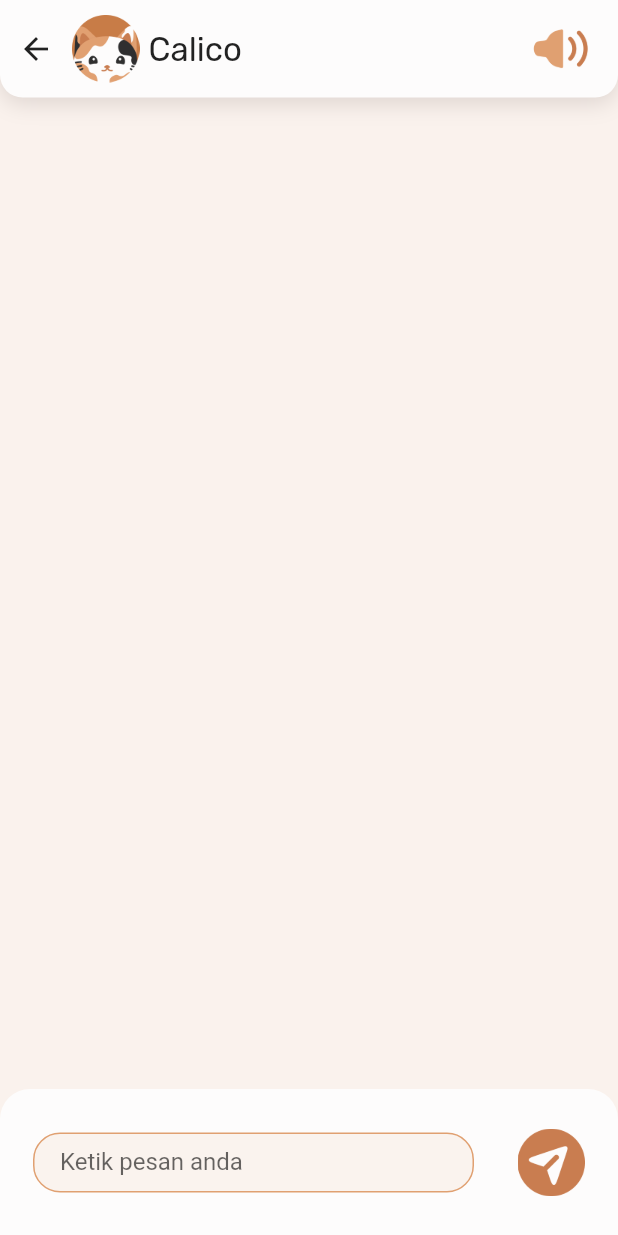
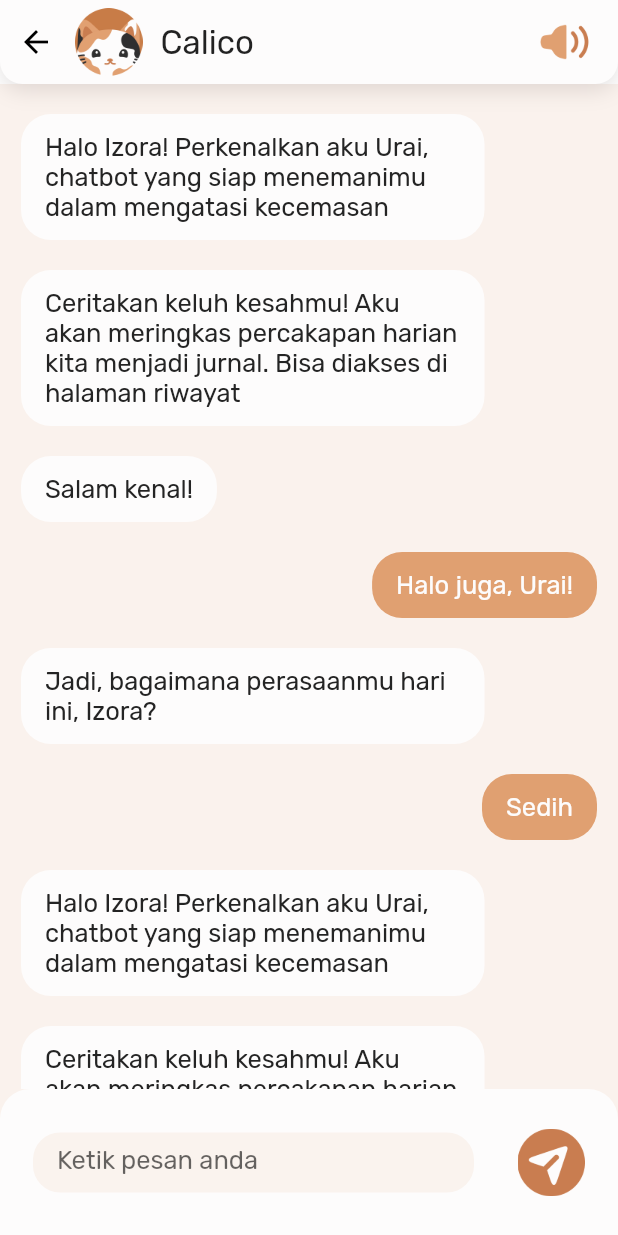
Before and after one commit to Zem-Jos/calico, a Flutter app: the screen it shows once a user with an empty profile is signed in, item 3 of the bottom bar chosen, on a phone screen of 412 x 824 dp. Run offline on Flutter 3.47's test engine with Material 2 defaults, Android fonts, the phone set to English and light mode, and no system bars; our stand-ins replace firebase_auth, firebase_core, get, google_fonts; accounts and stored records are empty.

Commit message:
finishing chat screen UI

```diff
--- /dev/null
+++ b/lib/models/chat_message_model.dart
@@ -0,0 +1,5 @@
+class ChatMessage {
+  String messageContent;
+  String messageType;
+  ChatMessage({required this.messageContent, required this.messageType});
+}
--- a/lib/views/chat_screen.dart
+++ b/lib/views/chat_screen.dart
@@ -1,4 +1,5 @@
 // TODO : Add chat screen
+import 'package:calico/models/chat_message_model.dart';
 import 'package:calico/widgets/navigation_bar.dart';
 import 'package:flutter/material.dart';
 import 'package:get/get.dart';
@@ -10,14 +11,21 @@ class ChatScreen extends StatelessWidget {
   var messageController = TextEditingController();
   @override
   Widget build(BuildContext context) {
-    return Scaffold(
-      backgroundColor: Color(0xffFAF2ED),
-      body: SafeArea(
-        child: Column(children: [
-          Container(
+    return WillPopScope(
+      onWillPop: () async {
+        Get.offAll(NavigationPage());
+        return false;
+      },
+      child: Scaffold(
+        appBar: AppBar(
+          elevation: 0,
+          automaticallyImplyLeading: false,
+          backgroundColor: Colors.white,
+          flexibleSpace: SafeArea(
+            child: Container(
               height: 65,
               decoration: BoxDecoration(
-              borderRadius: BorderRadius.only(
+                borderRadius: const BorderRadius.only(
                   bottomLeft: Radius.circular(15),
                   bottomRight: Radius.circular(15),
                 ),
@@ -31,47 +39,103 @@ class ChatScreen extends StatelessWidget {
                 ],
                 color: Color(0xffFDFCFC),
               ),
-            child: Padding(
-              padding:
-                  const EdgeInsets.only(top: 10.0, bottom: 10.0, right: 16.0),
+              padding: EdgeInsets.only(right: 16),
               child: Row(
+                crossAxisAlignment: CrossAxisAlignment.center,
                 mainAxisAlignment: MainAxisAlignment.spaceBetween,
-                  children: [
+                children: <Widget>[
                   Row(
-                      crossAxisAlignment: CrossAxisAlignment.center,
                     children: [
                       IconButton(
                         onPressed: () {
-                            Get.offAll(() => NavigationPage());
+                          Get.offAll(NavigationPage());
                         },
-                          icon: Icon(Icons.arrow_back),
+                        icon: const Icon(
+                          Icons.arrow_back,
+                          color: Colors.black,
                         ),
-                        Image.asset('assets/images/calico_icon.png'),
-                        SizedBox(
-                          width: 6,
+                      ),
+                      const SizedBox(
+                        width: 2,
+                      ),
+                      Image.asset(
+                        'assets/images/calico_icon.png',
+                        width: 45,
+                      ),
+                      const SizedBox(
+                        width: 12,
                       ),
                       Text(
                         'Calico',
                         style: GoogleFonts.rubik(
                             fontSize: 22, fontWeight: FontWeight.w400),
-                        )
+                      ),
                     ],
                   ),
-                    Image.asset('assets/images/sound_on.png'),
-                  ]),
+                  Image.asset(
+                    'assets/images/sound_on.png',
+                    width: 40,
+                  ),
+                ],
               ),
             ),
-          Spacer(),
-          Container(
+          ),
+        ),
+        backgroundColor: const Color(0xffFAF2ED),
+        body: Stack(
+          children: <Widget>[
+            Padding(
+              padding: const EdgeInsets.only(bottom: 98.0),
+              child: ListView.builder(
+                itemCount: messages.length,
+                shrinkWrap: true,
+                padding: const EdgeInsets.only(top: 10, bottom: 10),
+                // physics: NeverScrollableScrollPhysics(),
+                itemBuilder: (context, index) {
+                  return Container(
+                    padding: const EdgeInsets.only(
+                        left: 14, right: 14, top: 10, bottom: 10),
+                    child: Align(
+                      alignment: (messages[index].messageType == 'receiver'
+                          ? Alignment.topLeft
+                          : Alignment.topRight),
+                      child: Container(
+                          constraints: BoxConstraints(
+                            maxWidth: MediaQuery.of(context).size.width * 0.75,
+                          ),
+                          decoration: BoxDecoration(
+                            borderRadius: BorderRadius.circular(20),
+                            color: (messages[index].messageType == 'receiver'
+                                ? const Color(0xffFDFCFC)
+                                : const Color(0xffE0A071)),
+                          ),
+                          padding: const EdgeInsets.symmetric(
+                              vertical: 12, horizontal: 16),
+                          child: Text(
+                            messages[index].messageContent,
+                            style: GoogleFonts.rubik(
+                              fontSize: 17,
+                              color: (messages[index].messageType == 'receiver'
+                                  ? const Color(0xff242424)
+                                  : const Color(0xffFDFCFC)),
+                            ),
+                          )),
+                    ),
+                  );
+                },
+              ),
+            ),
+            Align(
+              alignment: Alignment.bottomLeft,
+              child: Container(
+                padding:
+                    const EdgeInsets.symmetric(horizontal: 22, vertical: 10),
                 height: 98,
-            decoration: BoxDecoration(
-              borderRadius: BorderRadius.vertical(
-                top: Radius.circular(20),
-              ),
-              color: Color(0xffFDFCFC),
-            ),
-            child: Padding(
-              padding: const EdgeInsets.symmetric(horizontal: 22.0),
+                width: double.infinity,
+                decoration: const BoxDecoration(
+                    borderRadius:
+                        BorderRadius.vertical(top: Radius.circular(20)),
+                    color: Color(0xffFDFCFC)),
                 child: Row(
                     mainAxisAlignment: MainAxisAlignment.spaceBetween,
                     children: [
@@ -79,21 +143,23 @@ class ChatScreen extends StatelessWidget {
                         width: 294,
                         height: 40,
                         decoration: BoxDecoration(
-                        color: Color(0x1AE0A071),
+                          color: const Color(0x1AE0A071),
                           borderRadius: BorderRadius.circular(18),
-                        border: Border.all(
-                          color: Color(0xffE0A071),
-                        ),
                         ),
                         child: Padding(
-                        padding: const EdgeInsets.symmetric(horizontal: 17.0),
+                          padding: const EdgeInsets.symmetric(horizontal: 16.0),
                           child: TextFormField(
+                            style: GoogleFonts.rubik(
+                              fontSize: 17,
+                              fontWeight: FontWeight.w400,
+                            ),
                             controller: messageController,
                             decoration: const InputDecoration(
                               border: InputBorder.none,
                               labelText: 'Ketik pesan anda',
                               hintText: 'Ketik pesan anda',
-                            floatingLabelBehavior: FloatingLabelBehavior.never,
+                              floatingLabelBehavior:
+                                  FloatingLabelBehavior.never,
                             ),
                           ),
                         ),
@@ -104,9 +170,41 @@ class ChatScreen extends StatelessWidget {
                       ),
                     ]),
               ),
-          )
-        ]),
+            ),
+          ],
+        ),
       ),
     );
   }
 }
+
+List<ChatMessage> messages = [
+  ChatMessage(
+      messageContent:
+          "Halo Izora! Perkenalkan aku Urai, chatbot yang siap menemanimu dalam mengatasi kecemasan",
+      messageType: "receiver"),
+  ChatMessage(
+      messageContent:
+          "Ceritakan keluh kesahmu! Aku akan meringkas percakapan harian kita menjadi jurnal. Bisa diakses di halaman riwayat",
+      messageType: "receiver"),
+  ChatMessage(messageContent: "Salam kenal!", messageType: "receiver"),
+  ChatMessage(messageContent: "Halo juga, Urai!", messageType: "sender"),
+  ChatMessage(
+      messageContent: "Jadi, bagaimana perasaanmu hari ini, Izora?",
+      messageType: "receiver"),
+  ChatMessage(messageContent: "Sedih", messageType: "sender"),
+  ChatMessage(
+      messageContent:
+          "Halo Izora! Perkenalkan aku Urai, chatbot yang siap menemanimu dalam mengatasi kecemasan",
+      messageType: "receiver"),
+  ChatMessage(
+      messageContent:
+          "Ceritakan keluh kesahmu! Aku akan meringkas percakapan harian kita menjadi jurnal. Bisa diakses di halaman riwayat",
+      messageType: "receiver"),
+  ChatMessage(messageContent: "Salam kenal!", messageType: "receiver"),
+  ChatMessage(messageContent: "Halo juga, Urai!", messageType: "sender"),
+  ChatMessage(
+      messageContent: "Jadi, bagaimana perasaanmu hari ini, Izora?",
+      messageType: "receiver"),
+  ChatMessage(messageContent: "Sedih", messageType: "sender"),
+];
```
Also changed, not shown: lib/views/home_screen.dart (+3 -35 lines). Lines whose indentation alone changed are shown as unchanged.
